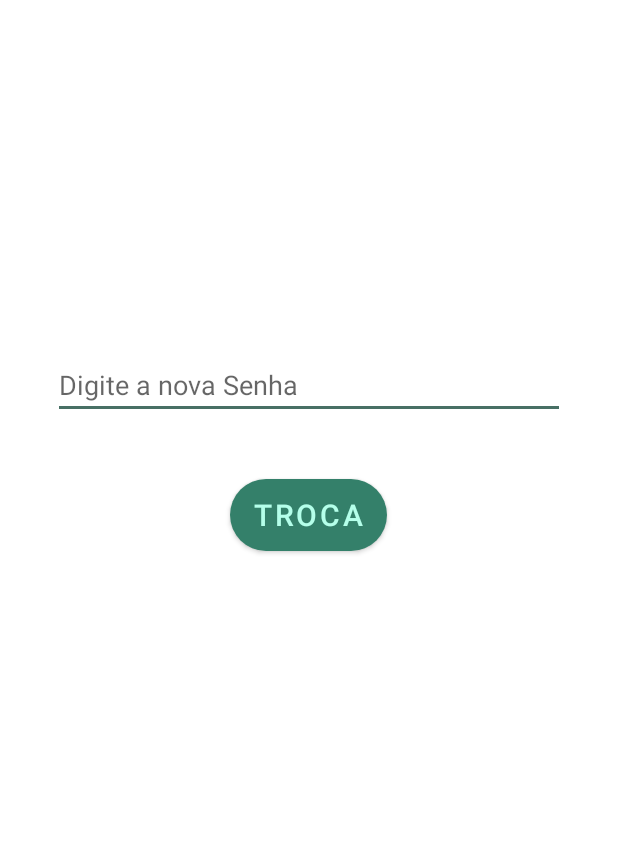
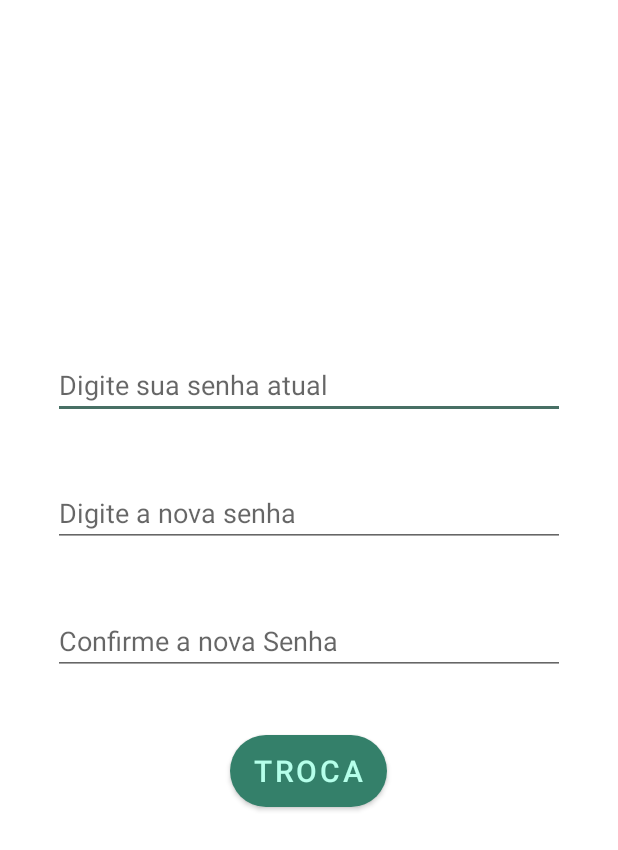
Before and after one commit to Hmath23/App_AndroidStudio, an Android app: the layout activity_troca_senha.xml on its own in the app's theme, with its tools: preview values and no code run, on a phone screen of 412 x 824 dp. Shown: the top 850 px of the screen. Run offline under Robolectric (Android 15) with nearby library versions, the phone set to English and light mode, and no system bars.

Commit message:
Finalização da api para troca de senha no primeiro acesso.

```diff
--- a/app/src/main/java/com/appturma/LoginActivity.java
+++ b/app/src/main/java/com/appturma/LoginActivity.java
@@ -25,7 +25,6 @@ public class LoginActivity extends AppCompatActivity {
 
     // private String apiPath = "http://10.0.2.2/future-web/usuarios/listar/";
     private String apiPath = "http://10.0.2.2:8080/siteturma88/usuarios/listar/";
-    private String apiTres = "http://10.0.2.2:8080/siteturma88/usuarios/trocar/";
     private JSONArray restulJsonArray;
     private int logado = 0;
     private String mensagem = "", strusuario = "", stremail = "", newSenha ="";
@@ -99,7 +98,7 @@ public class LoginActivity extends AppCompatActivity {
                                         mensagem = "Usuário já está conectado";
                                         break;
                                     case 3:
-                                        mensagem = "Primeiro acesso. Altere sua senha";
+                                        mensagem = "Primeiro acesso, portanto, altere sua senha";
                                         break;
                                 }
                                 AlertDialog.Builder builder = new AlertDialog.Builder(LoginActivity.this)
@@ -117,7 +116,6 @@ public class LoginActivity extends AppCompatActivity {
                                                 }
                                                 else if (logado == 3 ){
                                                     Intent troca = new Intent(getApplicationContext(),TrocaSenha.class);
-                                                    troca.putExtra("nomecompleto", strusuario.toString());
                                                     troca.putExtra("usuario", edtUsuario.getText().toString());
                                                     troca.putExtra("email", stremail.toString());
                                                     startActivity(troca);
--- a/app/src/main/res/layout/activity_troca_senha.xml
+++ b/app/src/main/res/layout/activity_troca_senha.xml
@@ -18,7 +18,8 @@
         android:layout_width="wrap_content"
         android:layout_height="wrap_content"
         android:layout_centerHorizontal="true"
-        android:layout_marginTop="40dp" />
+        android:layout_marginTop="40dp"
+        android:visibility="invisible"/>
 
     <TextView
         android:id="@+id/textViewNomeUsuario"
@@ -40,13 +41,34 @@
         android:background="@color/pale_blue"/>
 
     <EditText
+        android:id="@+id/editTextSenhaAtual"
+        android:layout_width="match_parent"
+        android:layout_height="wrap_content"
+        android:hint="Digite sua senha atual"
+        android:inputType="textPassword"
+        android:layout_centerHorizontal="true"
+        android:layout_below="@id/textViewEmailUsuario"
+        android:layout_marginLeft="40dp"
+        android:layout_marginTop="40dp"/>
+
+    <EditText
         android:id="@+id/editTextNovaSenha"
         android:layout_width="match_parent"
         android:layout_height="wrap_content"
-        android:hint="Digite a nova Senha"
+        android:hint="Digite a nova senha"
         android:inputType="textPassword"
         android:layout_centerHorizontal="true"
-        android:layout_below="@id/textViewEmailUsuario"
+        android:layout_below="@id/editTextSenhaAtual"
+        android:layout_marginLeft="40dp"
+        android:layout_marginTop="40dp"/>
+    <EditText
+        android:id="@+id/editTextNovaSenhaValidar"
+        android:layout_width="match_parent"
+        android:layout_height="wrap_content"
+        android:hint="Confirme a nova Senha"
+        android:inputType="textPassword"
+        android:layout_centerHorizontal="true"
+        android:layout_below="@id/editTextNovaSenha"
         android:layout_marginLeft="40dp"
         android:layout_marginTop="40dp"/>
 
@@ -54,7 +76,7 @@
         android:id="@+id/btnTroca"
         android:layout_width="wrap_content"
         android:layout_height="wrap_content"
-        android:layout_below="@id/editTextNovaSenha"
+        android:layout_below="@id/editTextNovaSenhaValidar"
         android:layout_centerHorizontal="true"
         android:background="@drawable/botao_arredondado"
         android:text="Troca"
```
Also changed, not shown: app/src/main/java/com/appturma/TrocaSenha.java (+65 -15 lines).
